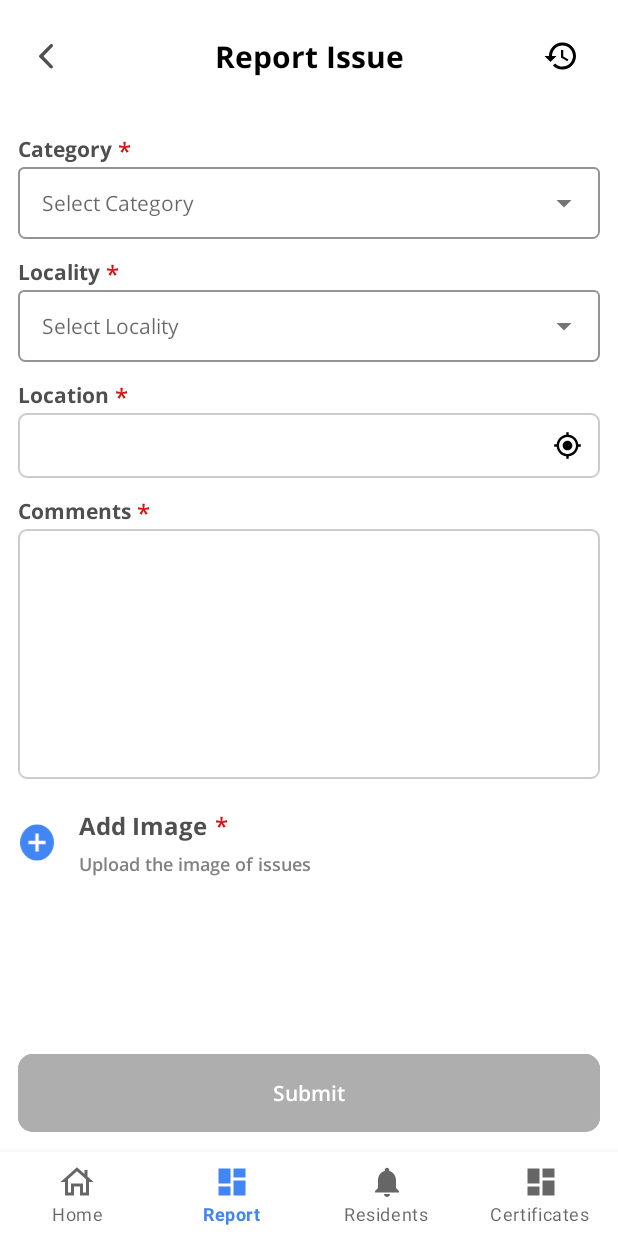
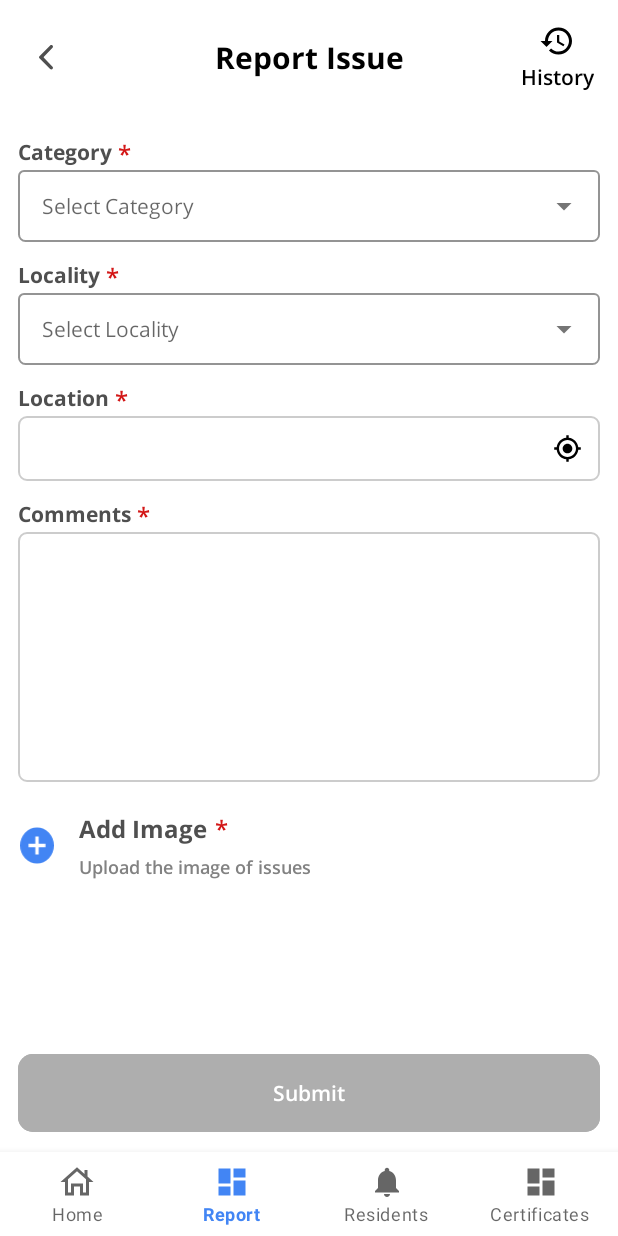
Before and after one commit to saurabhSRJ/HumaraNagar-Android, an Android app: the ReportFragment screen opened through its navigation route, on a phone screen of 412 x 824 dp. Run offline under Robolectric (Android 15) with nearby library versions, the phone set to English and light mode, and no system bars; our stand-ins replace data binding, navigation-ui; libraries missing offline, so code that uses them is left out: com.skydoves.balloon; pictures from the network do not load; 5 statements that could not run were skipped.

Commit message:
Decoupled MaxLines and AutoScrolling in Comment box, and Add textView in History Icon

```diff
--- a/app/src/main/java/com/humara/nagar/ui/custom_views/FormInputWithHeader.kt
+++ b/app/src/main/java/com/humara/nagar/ui/custom_views/FormInputWithHeader.kt
@@ -24,8 +24,6 @@ class FormInputWithHeader @JvmOverloads constructor(
 ) : ConstraintLayout(context, attrs, defStyleAttr) {
     private lateinit var binding: ItemFormInputWithHeaderBinding
     private var isRequired: Boolean = true
-    private var isMaxLengthPresent = false
-    private var maxLength: Int? = null
 
     init {
         initView(context, attrs)
@@ -124,20 +122,18 @@ class FormInputWithHeader @JvmOverloads constructor(
         binding.etInput.inputType = inputType
     }
 
-    fun setMultiLined() {
+    fun setMultiLined(maxLength: Int) {
         binding.etInput.addTextChangedListener(object : TextWatcher {
             override fun beforeTextChanged(p0: CharSequence?, p1: Int, p2: Int, p3: Int) {}
 
             override fun onTextChanged(p0: CharSequence?, p1: Int, p2: Int, p3: Int) {}
 
             override fun afterTextChanged(s: Editable?) {
-                if (isMaxLengthPresent) {
-                    if (s != null && maxLength!! > 0 && s.length >= maxLength!!) {
-                        val cursorPos = binding.etInput.selectionEnd
-                        val nextLineIndex = s.toString().indexOf('\n', cursorPos)
-                        if (nextLineIndex < 0 || nextLineIndex > cursorPos + 1) {
-                            s.append('\n')
-                        }
+                if (s != null && maxLength > 0 && s.length >= maxLength) {
+                    val cursorPos = binding.etInput.selectionEnd
+                    val nextLineIndex = s.toString().indexOf('\n', cursorPos)
+                    if (nextLineIndex < 0 || nextLineIndex > cursorPos + 1) {
+                        s.append('\n')
                     }
                 }
             }
@@ -150,8 +146,6 @@ class FormInputWithHeader @JvmOverloads constructor(
 
     fun setMaxLength(maxLength: Int) {
         binding.etInput.filters = arrayOf<InputFilter>(InputFilter.LengthFilter(maxLength))
-        isMaxLengthPresent = true
-        this.maxLength = maxLength
     }
 
     fun setLayoutListener(isFocusable: Boolean, listener: () -> Unit) {
--- a/app/src/main/java/com/humara/nagar/ui/report/ReportFragment.kt
+++ b/app/src/main/java/com/humara/nagar/ui/report/ReportFragment.kt
@@ -36,6 +36,7 @@ import java.util.*
 import com.skydoves.balloon.Balloon
 import com.skydoves.balloon.BalloonAnimation
 
+const val maxLength: Int = 300
 
 class ReportFragment : BaseFragment() {
 
@@ -105,8 +106,8 @@ class ReportFragment : BaseFragment() {
             inputLocality.setRequiredInput(true)
             inputComment.apply {
                 switchToMultiLined()
-                setMaxLength(300)
-                setMultiLined()
+                setMaxLength(maxLength)
+                setMultiLined(maxLength)
             }
 
             inputCategory.setUserInputListener {
--- a/app/src/main/res/layout/toolbar_layout.xml
+++ b/app/src/main/res/layout/toolbar_layout.xml
@@ -1,6 +1,7 @@
 <?xml version="1.0" encoding="utf-8"?>
 <layout xmlns:android="http://schemas.android.com/apk/res/android"
-    xmlns:tools="http://schemas.android.com/tools">
+    xmlns:tools="http://schemas.android.com/tools"
+    xmlns:app="http://schemas.android.com/apk/res-auto">
 
     <androidx.appcompat.widget.Toolbar
         android:id="@+id/myToolBar"
@@ -17,7 +18,7 @@
             android:layout_height="wrap_content"
             android:background="?actionBarItemBackground"
             android:padding="10dp"
-            android:src="@drawable/ic_arrow_back" />
+            app:srcCompat="@drawable/ic_arrow_back" />
 
         <TextView
             android:id="@+id/toolbar_title"
@@ -29,14 +30,29 @@
             android:textSize="20sp"
             tools:text="Toolbar Title" />
 
-        <ImageView
+        <LinearLayout
             android:id="@+id/rightIcon"
             android:layout_width="wrap_content"
             android:layout_height="wrap_content"
             android:layout_gravity="end"
+            android:gravity="center_horizontal"
             android:layout_marginEnd="16dp"
-            android:padding="10dp"
-            android:src="@drawable/ic_history" />
+            android:orientation="vertical">
+
+        <ImageView
+            android:layout_width="wrap_content"
+            android:layout_height="wrap_content"
+            app:srcCompat="@drawable/ic_history" />
+
+            <TextView
+                android:layout_width="wrap_content"
+                android:layout_height="wrap_content"
+                android:text="@string/history"
+                android:layout_marginTop="2dp"
+                android:fontFamily="@font/open_sans_semibold"
+                android:textColor="@color/black" />
+
+        </LinearLayout>
 
     </androidx.appcompat.widget.Toolbar>
 
--- a/app/src/main/res/values/strings.xml
+++ b/app/src/main/res/values/strings.xml
@@ -63,6 +63,8 @@
     <string name="select_images">Select Images</string>
     <string name="provider_name">com.example.provider</string>
     <string name="trackYourPastComplaints">Track Your Past Complaints</string>
+    <string name="hello_blank_fragment">Hello blank fragment</string>
+    <string name="history">History</string>
 
     <!-- Report Status Values -->
     <string name="sent">Sent</string>
@@ -87,6 +89,5 @@
         <item>Outskirts</item>
     </string-array>
 <!-- TODO: Remove or change this placeholder text -->
-    <string name="hello_blank_fragment">Hello blank fragment</string>
 
 </resources>
```
